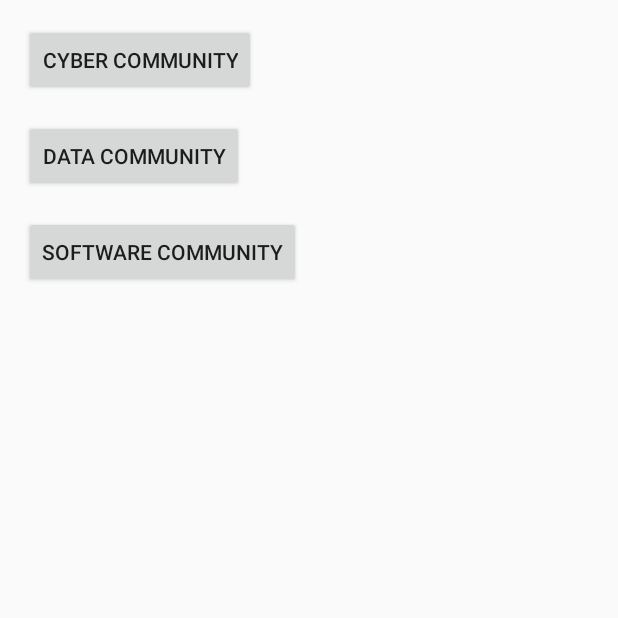
After one commit to Rima-Alsubhi/activetechproject, an Android app: the NetworkActivity screen opened directly, with no data from a screen before it, on a phone screen of 412 x 824 dp, the top half of it. The commit adds this screen. Run offline under Robolectric (Android 15) with nearby library versions, the phone set to English and light mode, and no system bars.

```diff
--- a/app/build.gradle.kts
+++ b/app/build.gradle.kts
@@ -47,5 +47,6 @@ dependencies {
     implementation("com.google.firebase:firebase-firestore:23.0.3")
     implementation ("com.github.bumptech.glide:glide:4.12.0")
     annotationProcessor("com.github.bumptech.glide:compiler:4.12.0")
+    implementation("de.hdodenhof:circleimageview:3.1.0")
 
 }
--- /dev/null
+++ b/app/src/main/java/com/example/activetechproject/NetworkActivity.java
@@ -0,0 +1,47 @@
+package com.example.activetechproject;
+
+
+import android.content.Intent;
+import android.os.Bundle;
+import android.view.View;
+import android.widget.Button;
+import androidx.appcompat.app.AppCompatActivity;
+
+public class NetworkActivity extends AppCompatActivity {
+
+    @Override
+    protected void onCreate(Bundle savedInstanceState) {
+        super.onCreate(savedInstanceState);
+        setContentView(R.layout.activity_network);
+
+        Button btnCyber = findViewById(R.id.btn_cyber);
+        btnCyber.setOnClickListener(new View.OnClickListener() {
+            @Override
+            public void onClick(View v) {
+                openChatActivity("Cyber Community");
+            }
+        });
+
+        Button btnData = findViewById(R.id.btn_data);
+        btnData.setOnClickListener(new View.OnClickListener() {
+            @Override
+            public void onClick(View v) {
+                openChatActivity("Data Community");
+            }
+        });
+
+        Button btnSoftware = findViewById(R.id.btn_software);
+        btnSoftware.setOnClickListener(new View.OnClickListener() {
+            @Override
+            public void onClick(View v) {
+                openChatActivity("Software Community");
+            }
+        });
+    }
+
+    private void openChatActivity(String community) {
+        Intent intent = new Intent(NetworkActivity.this, ChatActivity.class);
+        intent.putExtra("community_name", community);
+        startActivity(intent);
+    }
+}
--- /dev/null
+++ b/app/src/main/res/drawable/message_background.xml
@@ -0,0 +1,4 @@
+<shape xmlns:android="http://schemas.android.com/apk/res/android">
+    <solid android:color="#FFFFFF" />
+    <corners android:radius="16dp" />
+</shape>
--- /dev/null
+++ b/app/src/main/res/drawable/rounded_edittext.xml
@@ -0,0 +1,5 @@
+<shape xmlns:android="http://schemas.android.com/apk/res/android">
+    <solid android:color="#FFFFFF" />
+    <corners android:radius="16dp" />
+    <stroke android:width="1dp" android:color="#0D47A1" />
+</shape>
--- /dev/null
+++ b/app/src/main/res/layout/activity_network.xml
@@ -0,0 +1,27 @@
+<?xml version="1.0" encoding="utf-8"?>
+<LinearLayout xmlns:android="http://schemas.android.com/apk/res/android"
+    android:layout_width="match_parent"
+    android:layout_height="match_parent"
+    android:orientation="vertical"
+    android:padding="16dp">
+
+    <Button
+        android:id="@+id/btn_cyber"
+        android:layout_width="wrap_content"
+        android:layout_height="wrap_content"
+        android:text="Cyber Community" />
+
+    <Button
+        android:id="@+id/btn_data"
+        android:layout_width="wrap_content"
+        android:layout_height="wrap_content"
+        android:text="Data Community"
+        android:layout_marginTop="16dp" />
+
+    <Button
+        android:id="@+id/btn_software"
+        android:layout_width="wrap_content"
+        android:layout_height="wrap_content"
+        android:text="Software Community"
+        android:layout_marginTop="16dp" />
+</LinearLayout>
```
Also changed, not shown: app/src/main/AndroidManifest.xml (+14 -0 lines), app/src/main/java/com/example/activetechproject/ChatActivity.java (added, +128 -0 lines), app/src/main/java/com/example/activetechproject/ChatAdapter.java (added, +63 -0 lines), app/src/main/java/com/example/activetechproject/ChatMessage.java (added, +27 -0 lines), app/src/main/java/com/example/activetechproject/HomeActivity.java (+11 -1 lines), app/src/main/res/layout/activity_chat.xml (added, +63 -0 lines), app/src/main/res/layout/chat_message_item.xml (added, +41 -0 lines), app/src/main/res/drawable/ic_default_profile.png (added).
